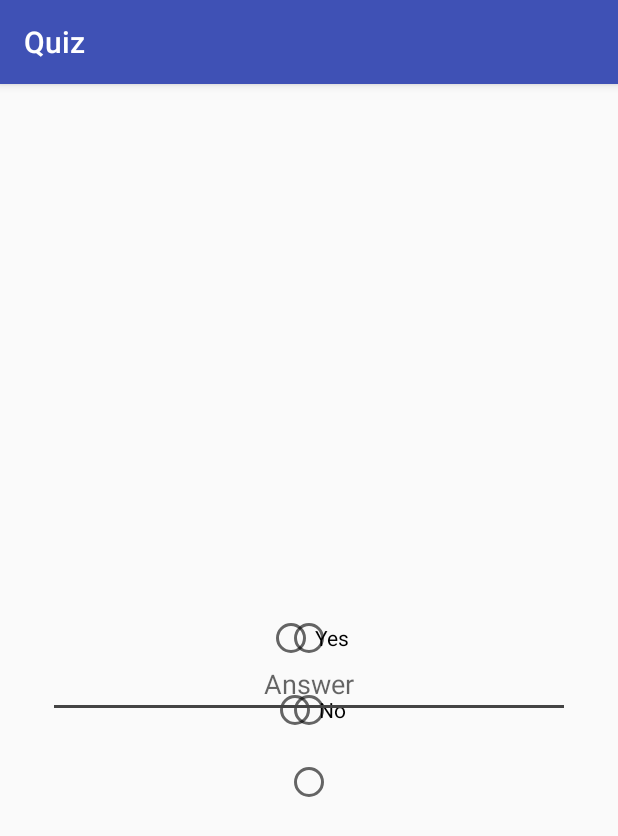
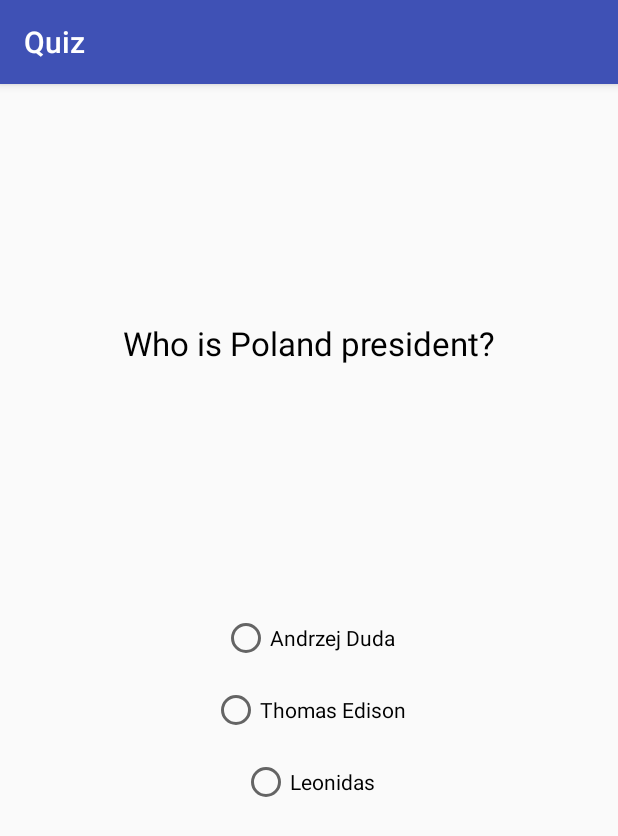
Before and after one commit to MaciejCmiel/Quiz-App, an Android app: the screen it shows after launch (QuizActivity), after a tap on "Single choice", on a phone screen of 412 x 824 dp. Shown: the top 836 px of the screen. Run offline under Robolectric (Android 15) with nearby library versions, the phone set to English and light mode, and no system bars.

Commit message:
Add feature: chosing the type of quiz

```diff
--- a/app/src/main/java/com/example/macx/quizapp/MainActivity.java
+++ b/app/src/main/java/com/example/macx/quizapp/MainActivity.java
@@ -24,7 +24,7 @@ public class MainActivity extends AppCompatActivity {
 
                 // create new intent to open quiz activity
                 Intent typeOfQuizIntent = new Intent(MainActivity.this, QuizActivity.class);
-                typeOfQuizIntent.putExtra("TYPE", "trueFalse");
+                typeOfQuizIntent.putExtra("TYPE", 1);
 
                 startActivity(typeOfQuizIntent);
             }
@@ -35,7 +35,7 @@ public class MainActivity extends AppCompatActivity {
             public void onClick(View view) {
                 // create new intent to open quiz activity
                 Intent typeOfQuizIntent = new Intent(MainActivity.this, QuizActivity.class);
-                typeOfQuizIntent.putExtra("TYPE", "singleChoice");
+                typeOfQuizIntent.putExtra("TYPE", 2);
 
                 startActivity(typeOfQuizIntent);
             }
@@ -46,7 +46,7 @@ public class MainActivity extends AppCompatActivity {
             public void onClick(View view) {
                 // create new intent to open quiz activity
                 Intent typeOfQuizIntent = new Intent(MainActivity.this, QuizActivity.class);
-                typeOfQuizIntent.putExtra("TYPE", "fillIn");
+                typeOfQuizIntent.putExtra("TYPE", 3);
 
                 startActivity(typeOfQuizIntent);
             }
--- a/app/src/main/java/com/example/macx/quizapp/Question.java
+++ b/app/src/main/java/com/example/macx/quizapp/Question.java
@@ -6,7 +6,7 @@ package com.example.macx.quizapp;
 
 public class Question {
 
-    private String mWord;
+    private String mQuestion;
 
     private String mAnswer;
 
@@ -16,13 +16,13 @@ public class Question {
     private int mPoints;
 
     public Question(String question, String answer) {
-        mWord = question;
+        mQuestion = question;
         mAnswer = answer;
         mPoints = 0;
     }
 
-    public String getWord() {
-        return mWord;
+    public String getQuestion() {
+        return mQuestion;
     }
 
     public String getAnswer() {
--- a/app/src/main/java/com/example/macx/quizapp/QuizActivity.java
+++ b/app/src/main/java/com/example/macx/quizapp/QuizActivity.java
@@ -2,8 +2,12 @@ package com.example.macx.quizapp;
 
 import android.os.Bundle;
 import android.support.v7.app.AppCompatActivity;
+import android.util.Log;
+import android.view.View;
+import android.widget.TextView;
 
 import java.util.ArrayList;
+import java.util.Random;
 
 /**
  * Created by MacX on 2018-02-02.
@@ -16,30 +20,76 @@ public class QuizActivity extends AppCompatActivity {
         super.onCreate(savedInstanceState);
         setContentView(R.layout.activity_quiz);
 
-        String jsonResponse = getIntent().getStringExtra("TYPE");
+        int chosenType = getIntent().getIntExtra("TYPE", 1);
 
         ArrayList<Question> questions = new ArrayList<Question>();
 
-        if (jsonResponse == "trueFalse") {
+        View trueFalse = findViewById(R.id.true_false_option);
+        View singleChoice = findViewById(R.id.single_choice_option);
+        View fillIn = findViewById(R.id.fill_in_option);
+
+
+        if (chosenType == 1) {
             questions.add(new Question("Stive Jobs is the founder of Microsoft", "no"));
             questions.add(new Question("Albert Einstein failed every subject in school that wasn't math or physics.", "yes"));
             questions.add(new Question("Bill Gates is the founder of Microsoft.", "yes"));
             questions.add(new Question("Tea has more caffeine than soda and coffee", "no"));
 
+            singleChoice.setVisibility(View.GONE);
+            fillIn.setVisibility(View.GONE);
 
-        } else if (jsonResponse == "singleChoice") {
+
+        } else if (chosenType == 2) {
             questions.add(new Question("Who developed the theory of relativity?", "Albert Einstein"));
             questions.add(new Question("Who was leading Spartans in Thermopylae battle?", "Leonidas"));
             questions.add(new Question("Who is Poland president?", "Andrzej Duda"));
             questions.add(new Question(
                     "Who has invented the long-lasting, practical electric light bulb?", "Thomas Edison"));
 
-        } else if (jsonResponse == "fillIn") {
+            trueFalse.setVisibility(View.GONE);
+            fillIn.setVisibility(View.GONE);
+
+            Random generator = new Random();
+            int scope = questions.size() - 1;
+            int rand = generator.nextInt(scope + 1);
+            Log.i(QuizActivity.class.getName(), "TEST: rand= " + rand);
+            int secondRand = 0;
+            int thirdRand = 0;
+            if (rand == scope) {
+                secondRand = 0;
+            } else {
+                secondRand = rand + 1;
+            }
+
+            if (rand == 0) {
+                thirdRand = scope;
+            } else {
+                thirdRand = rand - 1;
+            }
+
+            TextView questionTextView = findViewById(R.id.question_text_view);
+            questionTextView.setText(questions.get(rand).getQuestion());
+
+            TextView answerTextView = findViewById(R.id.first_answer);
+            answerTextView.setText(questions.get(rand).getAnswer());
+
+
+            TextView secondAnswer = findViewById(R.id.second_answer);
+            secondAnswer.setText(questions.get(secondRand).getAnswer());
+
+            TextView thirdAnswer = findViewById(R.id.third_answer);
+            thirdAnswer.setText(questions.get(thirdRand).getAnswer());
+
+        } else if (chosenType == 3) {
             questions.add(new Question("How many is 12 to the power of 2?", "144"));
             questions.add(new Question("How many is 13 to the power of 2?", "169"));
             questions.add(new Question("How many is 14 to the power of 2?", "196"));
             questions.add(new Question("How many is 15 to the power of 2?", "255"));
 
+            trueFalse.setVisibility(View.GONE);
+            singleChoice.setVisibility(View.GONE);
+
+
         }
     }
 
```
